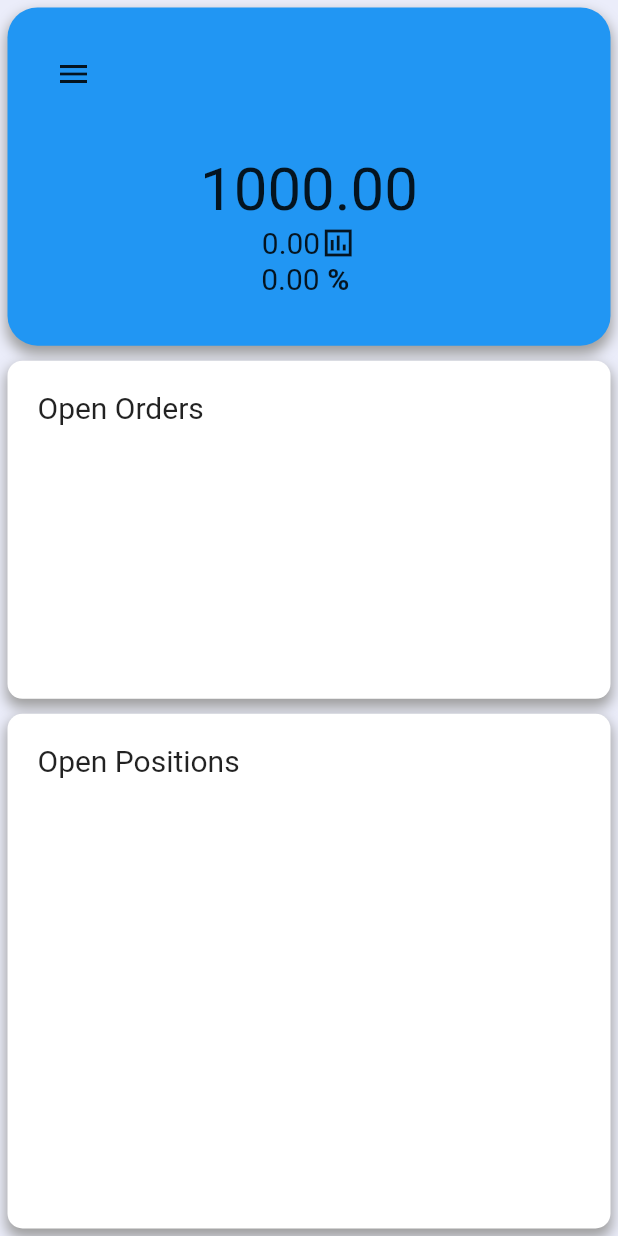
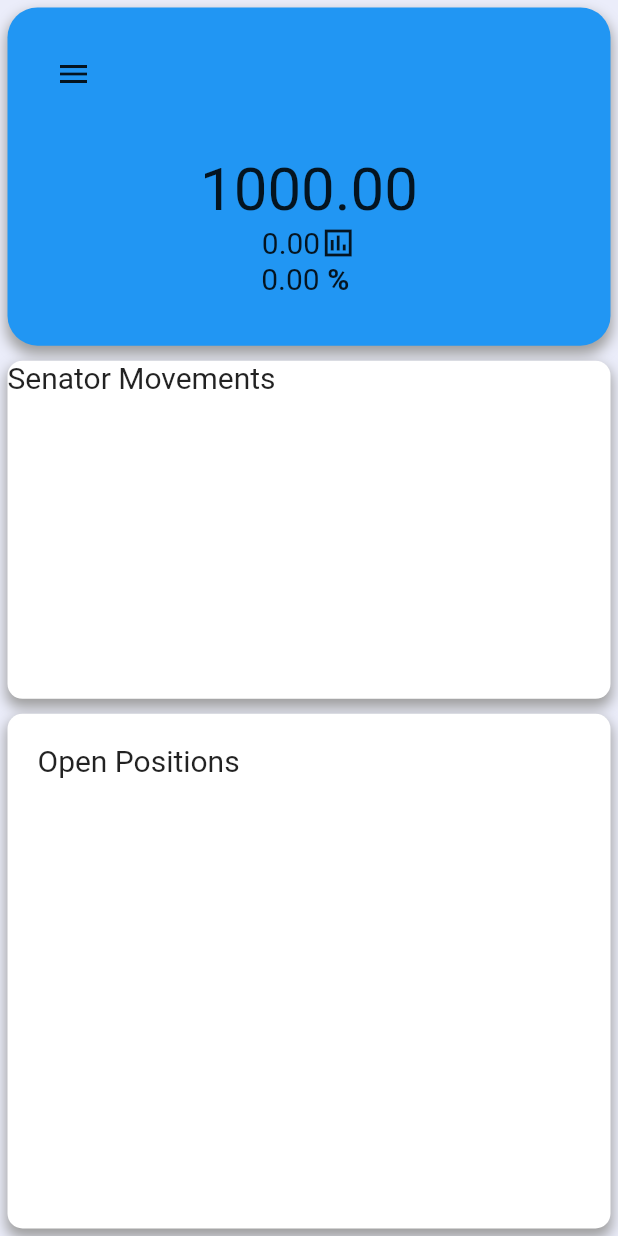
Before and after one commit to seb4594/Stonks, a Flutter app: the HomeScreen screen opened by its route, on a phone screen of 412 x 824 dp. Run offline on Flutter 3.47's test engine with Material 2 defaults, Android fonts, the phone set to English and light mode, and no system bars; our stand-ins replace firebase_auth, firebase_core; missing offline and left inert: firebase_auth_web, firebase_core_web, google_sign_in_web; accounts and stored records are empty; network calls fail.

Commit message:
Added new api for senator data

```diff
--- /dev/null
+++ b/lib/Providers/senator.dart
@@ -0,0 +1,24 @@
+import 'package:flutter/material.dart';
+
+class Senator with ChangeNotifier {
+  final String name;
+  final DateTime transactionDate;
+  final String symbol;
+  final double lowPrice;
+  final double highPrice;
+  final String label;
+  final String comment;
+  final String ownership;
+  final String company;
+
+  Senator(
+      {this.name,
+      this.symbol,
+      this.comment,
+      this.company,
+      this.highPrice,
+      this.label,
+      this.lowPrice,
+      this.ownership,
+      this.transactionDate});
+}
--- a/lib/components/Dashboard/Dashboard.dart
+++ b/lib/components/Dashboard/Dashboard.dart
@@ -4,9 +4,11 @@ import 'package:flutter/rendering.dart';
 import 'package:provider/provider.dart';
 
 import 'package:stonks/Providers/PortfolioAction.dart';
+import 'package:stonks/Providers/senator.dart';
 
 import 'package:stonks/components/Dashboard/OpenPostions.dart';
 import 'package:stonks/components/Dashboard/openOrders.dart';
+import 'package:stonks/components/Dashboard/senatorHolds.dart';
 import 'package:stonks/components/Dashboard/statsMenu.dart';
 import 'package:stonks/core/constants.dart';
 import 'package:stonks/core/responsive.dart';
@@ -25,8 +27,12 @@ class _DashBoardState extends State<DashBoard> {
   @override
   void initState() {
     Provider.of<PortfolioAction>(context, listen: false).fetchPortfolio().then(
-        (_) =>
-            Provider.of<PortfolioAction>(context, listen: false).getLiveData());
+        (_) => Provider.of<PortfolioAction>(context, listen: false)
+            .getLiveData()
+            .then((value) =>
+                Provider.of<PortfolioAction>(context, listen: false)
+                    .fetchSenatorData()));
+
     // Provider.of<PortfolioAction>(context, listen: false).newPortfolio();
 
     super.initState();
@@ -55,7 +61,8 @@ class _DashBoardState extends State<DashBoard> {
                     height: size.height,
                     child: Column(children: [
                       StatsMenu(context, portfolio, stocks, _scaffoldKey),
-                      OpenOrdersCard(context),
+                      // OpenOrdersCard(context),
+                      SenatorHolds(),
                       openPositionsCard(context, stocks),
                     ]),
                   ),
@@ -81,8 +88,8 @@ class _DashBoardState extends State<DashBoard> {
                             child: Row(
                               children: [
                                 OpenOrdersCard(context),
-                                OpenOrdersCard(context),
-                                OpenOrdersCard(context),
+                                SenatorHolds(),
+                                // OpenOrdersCard(context),
                               ],
                             ),
                           )
--- /dev/null
+++ b/lib/components/Dashboard/senatorHolds.dart
@@ -0,0 +1,94 @@
+import 'package:flutter/material.dart';
+import 'package:provider/provider.dart';
+import 'package:stonks/Providers/PortfolioAction.dart';
+import 'package:stonks/Providers/screenManager.dart';
+import 'package:stonks/Providers/senator.dart';
+import 'package:stonks/core/responsive.dart';
+
+class SenatorHolds extends StatefulWidget {
+  @override
+  _SenatorHoldsState createState() => _SenatorHoldsState();
+}
+
+class _SenatorHoldsState extends State<SenatorHolds> {
+  @override
+  Widget build(BuildContext context) {
+    final size = MediaQuery.of(context).size;
+    List<Senator> senatorStocks =
+        Provider.of<PortfolioAction>(context).currentSenatorStock;
+    return Expanded(
+      flex: 2,
+      child: Container(
+        margin: EdgeInsets.all(5),
+        decoration: BoxDecoration(boxShadow: [
+          BoxShadow(
+            color: Colors.grey,
+            spreadRadius: 1,
+            blurRadius: 7,
+            offset: Offset(0, 5),
+          )
+        ], borderRadius: BorderRadius.circular(10), color: Colors.white),
+        // color: Colors.grey,
+        width: Responsive.isMobile(context) ? size.width : size.width * .3,
+        height: Responsive.isMobile(context) ? size.height * .6 : size.height,
+        child: Column(
+          children: [
+            Container(
+              width: size.width,
+              // height: ,
+              child: Text(
+                'Senator Movements',
+                style: TextStyle(
+                  fontSize: 20,
+                  // fontFamily: 'Phosphate',
+                ),
+              ),
+            ),
+            Container(
+              height: 151,
+              child: ListView.builder(
+                itemBuilder: (context, index) {
+                  List<Widget> senatorCard = [];
+                  senatorStocks.forEach((transaction) {
+                    senatorCard.add(Container(
+                      width: double.infinity,
+                      height: 35,
+                      child: Column(
+                        children: [
+                          InkWell(
+                            // onTap: () => Provider.of<ScreenManager>(context,
+                            //         listen: false)
+                            //     .changePage('/positionDetail', [element]),
+                            child: Container(
+                              padding: EdgeInsets.only(left: 10, right: 10),
+                              width: size.width,
+                              height: 30,
+                              margin:
+                                  EdgeInsets.only(right: 5, left: 5, top: 5),
+                              decoration: BoxDecoration(
+                                  borderRadius: BorderRadius.circular(5),
+                                  color: Colors.blueGrey[100]),
+                              child: Row(
+                                children: [
+                                  Text(
+                                      ' ${transaction.name} ${transaction.symbol} ${transaction.label} ${transaction.transactionDate.toString()}'),
+                                ],
+                              ),
+                            ),
+                          )
+                        ],
+                      ),
+                    ));
+                  });
+
+                  return Column(children: [...senatorCard]);
+                },
+                itemCount: 1,
+              ),
+            )
+          ],
+        ),
+      ),
+    );
+  }
+}
--- a/lib/main.dart
+++ b/lib/main.dart
@@ -29,7 +29,6 @@ class AuthWrapper extends StatelessWidget {
           child: Text('Sign in'),
           onPressed: () {
             context.read<AuthService>().signInAnonymously();
-            // .signIn(email: 'seb4594@gmail.com', password: 'cowfat4594');
           },
         ),
       ),
```
Also changed, not shown: lib/Providers/PortfolioAction.dart (+33 -0 lines).
